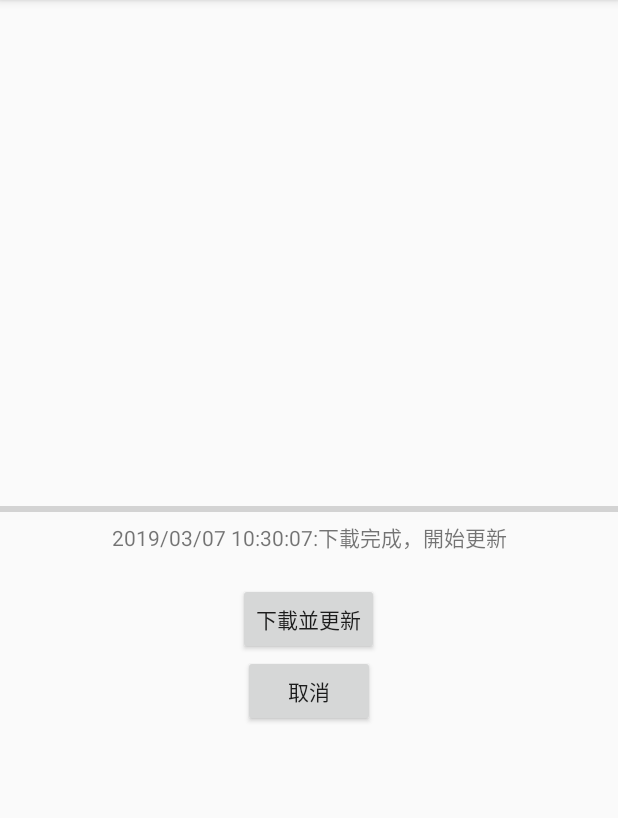
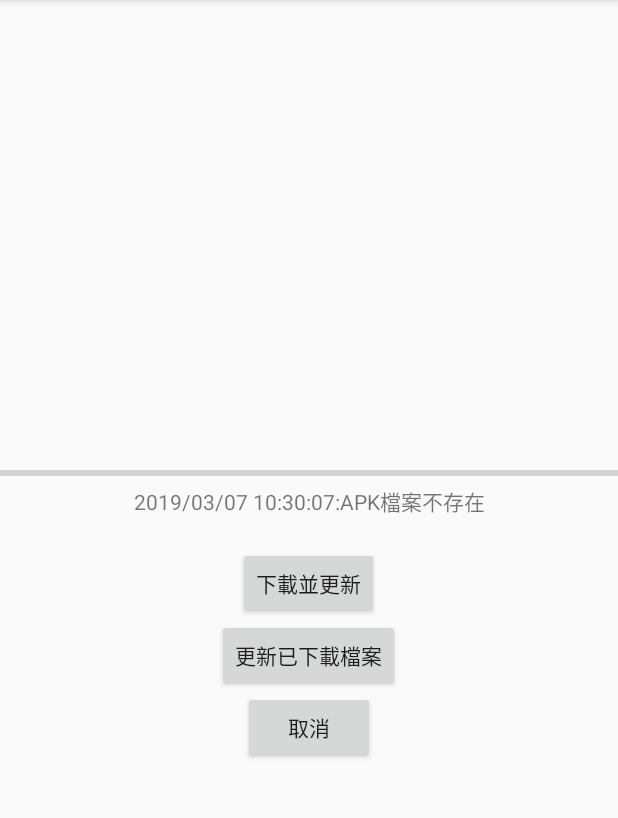
Before and after one commit to vml933/AutoInstall, an Android app: the screen it shows after launch (MainActivity), after a tap on "下載並更新", on a phone screen of 412 x 824 dp, the part 84-902 px from its top. Run offline under Robolectric (Android 15) with nearby library versions, the phone set to English and light mode, and no system bars.

Commit message:
Finish prototype

```diff
--- a/app/src/main/java/com/mark/autoinstall/MainActivity.java
+++ b/app/src/main/java/com/mark/autoinstall/MainActivity.java
@@ -3,7 +3,6 @@ package com.mark.autoinstall;
 import android.Manifest;
 import android.content.Intent;
 import android.content.pm.PackageManager;
-import android.icu.util.Calendar;
 import android.net.Uri;
 import android.os.AsyncTask;
 import android.os.Build;
@@ -20,6 +19,7 @@ import android.widget.TextView;
 import java.io.BufferedInputStream;
 import java.io.File;
 import java.io.FileOutputStream;
+import java.io.IOException;
 import java.io.InputStream;
 import java.io.OutputStream;
 import java.net.HttpURLConnection;
@@ -29,32 +29,47 @@ import java.util.Date;
 
 public class MainActivity extends AppCompatActivity {
 
-    private static String updateURL = "https://dummyApp.surge.sh/UpdatedApp.apk";
+    private static String updateURL = "https://dummyapp.surge.sh/DummyApp.apk";
 
     private ProgressBar progressBar;
     private ProgressBar progressIcon;
-    private Button btnDoUpdate;
+    private Button btnDownloadAndUpdate;
+    private Button btnUpdateLocal;
     private Button btnCancel;
     private TextView stateLabel;
-    private UpdateWork updateWork;
+    private DpdateWork downloadWork;
+    private String appFileName;
 
     @Override
     protected void onCreate(Bundle savedInstanceState) {
         super.onCreate(savedInstanceState);
         setContentView(R.layout.activity_main);
 
-        AskForPermission();
+        appFileName = GetFileNameFromUrl(updateURL);
 
         progressBar = findViewById(R.id.ProgressBar);
         progressIcon = findViewById(R.id.ProgressIcon);
         stateLabel = findViewById(R.id.StateLabel);
-        btnDoUpdate = findViewById(R.id.BtnDoUpdate);
-        btnDoUpdate.setOnClickListener(new Button.OnClickListener(){
+        btnDownloadAndUpdate = findViewById(R.id.BtnDownloadAndUpdate);
+        btnDownloadAndUpdate.setOnClickListener(new Button.OnClickListener(){
 
             @Override
             public void onClick(View view) {
-                Reset();
+
+                if(appFileName==null || appFileName=="")
+                    return;
+
+                ResetDownloadUI();
                 DoUpdate();
+            }
+        });
+
+        btnUpdateLocal = findViewById(R.id.BtnUpdateLocal);
+        btnUpdateLocal.setOnClickListener(new Button.OnClickListener(){
+
+            @Override
+            public void onClick(View view) {
+                DoInstall();
             }
         });
 
@@ -65,12 +80,8 @@ public class MainActivity extends AppCompatActivity {
                 DoCancel();
             }
         });
-    }
 
-    private  void ResetProgressBar(){
-        progressBar.setProgress(0);
-        progressBar.setMax(100);
-        progressIcon.setVisibility(View.VISIBLE);
+        AskForPermission();
     }
 
     private void AskForPermission(){
@@ -87,36 +98,44 @@ public class MainActivity extends AppCompatActivity {
         }
     }
 
+    private void ResetDownloadUI(){
+        stateLabel.setText("");
+        progressBar.setMax(100);
+        progressBar.setProgress(0);
+        SwitchBusyIcon(true);
+    }
+
+    private void SwitchBusyIcon(boolean flag){
+        int visible = flag ? View.VISIBLE: View.INVISIBLE;
+        progressIcon.setVisibility(visible);
+    }
+
     private void DoUpdate(){
-        updateWork = new UpdateWork();
-        updateWork.execute(updateURL);
+        downloadWork = new DpdateWork();
+        downloadWork.execute(updateURL);
     }
 
     private  void DoCancel(){
-        if(updateWork!=null){
-            updateWork.cancel(false);
+        if(downloadWork !=null){
+            downloadWork.cancel(true);
         }
     }
 
     private  void SetStateLabel(String msg){
-
         SimpleDateFormat formatter = new SimpleDateFormat("yyyy/MM/dd HH:mm:ss");
-        Date curDate = new Date(System.currentTimeMillis()) ; // 獲取當前時間
-
+        Date curDate = new Date(System.currentTimeMillis()) ;
         String str = formatter.format(curDate);
-
         stateLabel.setText(str+":"+msg);
-    }
-
-    private void Reset(){
-        stateLabel.setText("");
-        progressBar.setProgress(0);
     }
 
     private void DoInstall(){
 
         File downloadPath = Environment.getExternalStoragePublicDirectory(Environment.DIRECTORY_DOWNLOADS);
-        File file = new File(downloadPath.getPath(), "UpdatedApp.apk");
+        File file = new File(downloadPath.getPath(), appFileName);
+        if(!file.exists()){
+            SetStateLabel(getResources().getString(R.string.fileNotExist));
+            return;
+        }
 
         Uri fileUri = Uri.fromFile(file);
 
@@ -133,68 +152,57 @@ public class MainActivity extends AppCompatActivity {
         this.startActivity(intent);
     }
 
-    class UpdateWork extends AsyncTask<String, Integer, String> {
+    public String GetFileNameFromUrl(String urlString) {
+        return urlString.substring(urlString.lastIndexOf('/') + 1).split("\\?")[0].split("#")[0];
+    }
+
+    class DpdateWork extends AsyncTask<String, Integer, String> {
 
         @Override
         protected void onPreExecute() {
             super.onPreExecute();
-            ResetProgressBar();
             SetStateLabel(getResources().getString(R.string.downloadWaiting));
         }
 
         @Override
         protected String doInBackground(String... params) {
-            int count;
+
             try{
+
                 URL url = new URL(params[0]);
-                HttpURLConnection conection = (HttpURLConnection) url.openConnection();
-                conection.setUseCaches(false);
-                conection.setRequestMethod("GET");
-                conection.setDoOutput(true);
-                conection.connect();
+                HttpURLConnection connection = (HttpURLConnection) url.openConnection();
+                connection.setUseCaches(false);
+                connection.connect();
+
+                if (connection.getResponseCode() != HttpURLConnection.HTTP_OK) {
+                    return "Server returned HTTP " + connection.getResponseCode() + " " + connection.getResponseMessage();
+                }
 
                 File downloadPath = Environment.getExternalStoragePublicDirectory(Environment.DIRECTORY_DOWNLOADS);
-                File outputFile = new File(downloadPath.getPath(), "UpdatedApp.apk");
+                File outputFile = new File(downloadPath.getPath(), appFileName);
                 if(outputFile.exists()){
                     outputFile.delete();
                 }
 
-                /*
-                FileOutputStream fos = new FileOutputStream(outputFile);
-                InputStream is = conection.getInputStream();
-                byte[] buffer = new byte[1024];
-                int len1 = 0;
-                while ((len1 = is.read(buffer)) != -1) {
-                    fos.write(buffer, 0, len1);
-                    publishProgress(100);
-                }
-                fos.close();
-                is.close();
-                */
-
-                //Android 6下載就發生問題，待解決
-                Log.d("mark","hih already readed 1");
-                int lenghtOfFile = conection.getContentLength();
-                Log.d("mark","hih already readed 1-1");
+                int lenghtOfFile = connection.getContentLength();
                 InputStream input = new BufferedInputStream(url.openStream(),1024);
-                //InputStream input = conection.getInputStream();
-                Log.d("mark","hih already readed 1-2");
-                OutputStream output = new FileOutputStream(downloadPath.toString() + "/UpdatedApp.apk");
-                Log.d("mark","hih already readed 1-3");
+                OutputStream output = new FileOutputStream(downloadPath.toString() + "/"+ appFileName);
                 byte data[] = new byte[1024];
-                Log.d("mark","hih already readed 2");
-                long current = 0;
+                long total = 0;
+                int count;
                 while ((count = input.read(data)) != -1) {
-                    current += count;
-                    publishProgress((int)current/(lenghtOfFile*100));
+                    total += count;
+                    int percent = (int)total*100/lenghtOfFile; //0~100
+                    publishProgress(percent);
                     output.write(data, 0, count);
                 }
                 output.flush();
-                Log.d("mark","hih already readed 3");
                 output.close();
                 input.close();
-            }catch (Exception e){
-                Log.d("mark", "Download Error:"+e.getMessage());
+            }catch (IOException e){
+                Log.d("mark", "Download io Error:"+e.getMessage());
+            }catch (SecurityException e){
+                Log.d("mark", "Download security Error:"+e.getMessage());
             }
             return null;
         }
@@ -206,17 +214,23 @@ public class MainActivity extends AppCompatActivity {
         }
 
         @Override
-        protected void onPostExecute(String s) {
-            super.onPostExecute(s);
-            SetStateLabel(getResources().getString(R.string.downloadComplete));
-            progressIcon.setVisibility(View.INVISIBLE);
-            DoInstall();
+        protected void onPostExecute(String result) {
+            super.onPostExecute(result);
+            if(result==null){
+                SetStateLabel(getResources().getString(R.string.downloadComplete));
+                SwitchBusyIcon(false);
+
+                DoInstall();
+            }else{
+                SetStateLabel(result);
+            }
         }
 
         @Override
         protected void onCancelled() {
             super.onCancelled();
-            progressIcon.setVisibility(View.INVISIBLE);
+
+            SwitchBusyIcon(false);
             SetStateLabel(getResources().getString(R.string.downloadCancel));
         }
     }
--- a/app/src/main/res/layout/activity_main.xml
+++ b/app/src/main/res/layout/activity_main.xml
@@ -33,8 +33,16 @@
         <Button
             android:layout_width="wrap_content"
             android:layout_height="wrap_content"
-            android:text="@string/btnDoUpdateLabel"
-            android:id="@+id/BtnDoUpdate"
+            android:text="@string/btnDownloadAndUpdateLabel"
+            android:id="@+id/BtnDownloadAndUpdate"
+            android:gravity="center_horizontal|center_vertical"
+            />
+
+        <Button
+            android:layout_width="wrap_content"
+            android:layout_height="wrap_content"
+            android:text="@string/btnUpdateLocalLabel"
+            android:id="@+id/BtnUpdateLocal"
             android:gravity="center_horizontal|center_vertical"
             />
 
@@ -46,8 +54,4 @@
             android:gravity="center_horizontal|center_vertical"
             />
 
-
-
-
-
 </LinearLayout>
--- a/app/src/main/res/values/strings.xml
+++ b/app/src/main/res/values/strings.xml
@@ -1,8 +1,10 @@
 <resources>
     <string name="app_name">更新程式</string>
-    <string name="btnDoUpdateLabel">下載並更新</string>
+    <string name="btnDownloadAndUpdateLabel">下載並更新</string>
+    <string name="btnUpdateLocalLabel">更新已下載檔案</string>
     <string name="btnCancelLabel">取消</string>
     <string name="downloadWaiting">下載中...</string>
     <string name="downloadComplete">下載完成，開始更新</string>
     <string name="downloadCancel">取消</string>
+    <string name="fileNotExist">APK檔案不存在</string>
 </resources>
```
